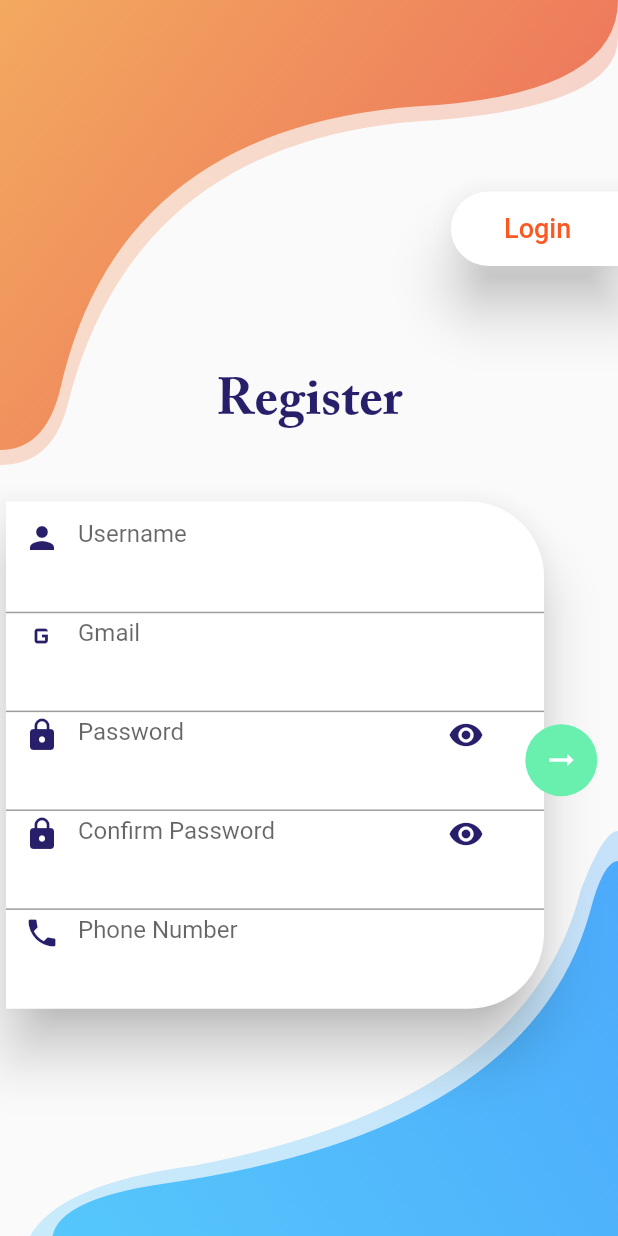
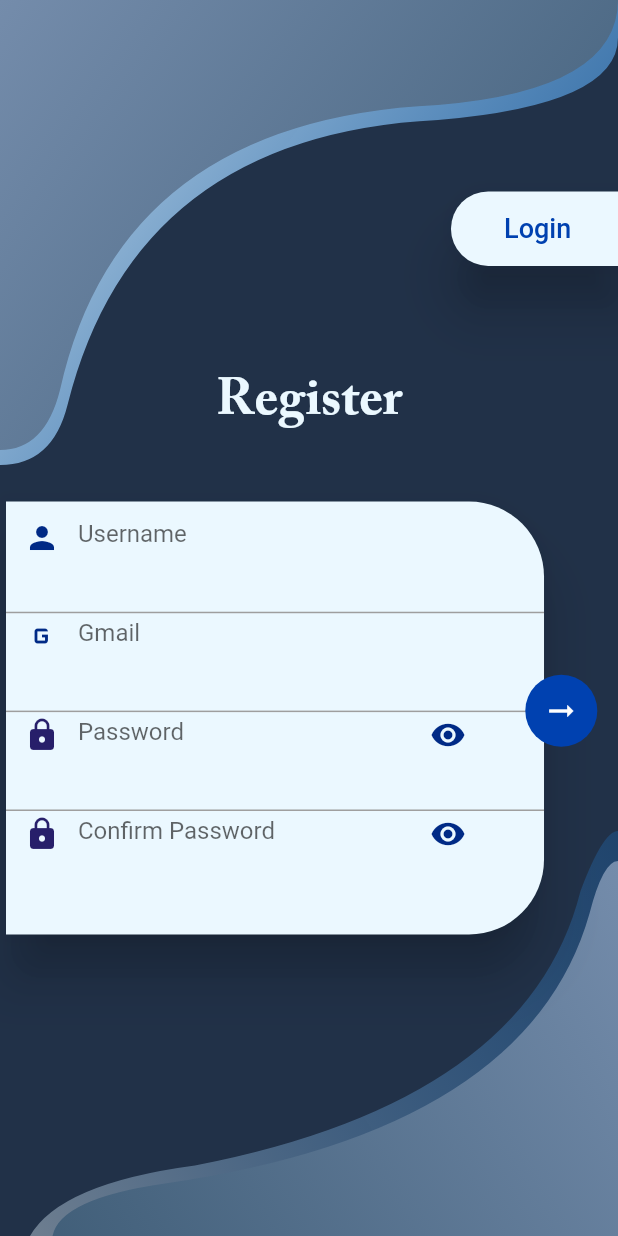
Before and after one commit to Salims97/project_1, a Flutter app: the screen it shows after launch, after a tap on the "arrow right alt" icon, after a tap on "Register", on a phone screen of 412 x 824 dp. Run offline on Flutter 3.47's test engine with Material 2 defaults, Android fonts, the phone set to English and light mode, and no system bars; our stand-ins replace flutter_riverpod, google_nav_bar, percent_indicator, readmore.

Commit message:
dont pull it at the moment

```diff
--- /dev/null
+++ b/lib/models/color.dart
@@ -0,0 +1,30 @@
+import 'package:flutter/material.dart';
+
+class AppColors {
+  //in dark minimum number means the darkest color
+  //in white minimum number means the lightesr coalor
+  static const darkBackground = Color.fromARGB(250, 29, 45, 68);
+  static const lightBackground = Color.fromARGB(255, 233, 235, 238);
+
+  static const darkBlue1 = Color.fromARGB(255, 0, 20, 74);
+  static const darkBlue2 = Color.fromARGB(255, 0, 42, 134);
+  static const darkBlue3 = Color.fromARGB(255, 0, 65, 176);
+  static const darkBlue4 = Color.fromARGB(255, 0, 88, 210);
+  static const darkBlue5 = Color.fromARGB(255, 0, 113, 242);
+  static const darkBlue6 = Color.fromARGB(255, 27, 145, 255);
+  static const darkBlue7 = Color.fromARGB(255, 77, 178, 255);
+  static const darkBlue8 = Color.fromARGB(255, 137, 210, 255);
+  static const darkBlue9 = Color.fromARGB(255, 235, 248, 255);
+
+  static const lightBlue1 = Color.fromARGB(255, 235, 248, 255);
+  static const lightBlue2 = Color.fromARGB(255, 137, 210, 255);
+  static const lightBlue3 = Color.fromARGB(255, 77, 178, 255);
+  static const lightBlue4 = Color.fromARGB(255, 27, 145, 255);
+  static const lightBlue5 = Color.fromARGB(255, 0, 113, 242);
+  static const lightBlue6 = Color.fromARGB(255, 0, 88, 210);
+  static const lightBlue7 = Color.fromARGB(255, 0, 65, 176);
+  static const lightBlue8 = Color.fromARGB(255, 0, 42, 134);
+  static const lightBlue9 = Color.fromARGB(255, 0, 20, 74);
+
+  static const cutecolor = Color.fromARGB(255, 100, 237, 210);
+}
--- /dev/null
+++ b/lib/models/null.dart
@@ -0,0 +1,37 @@
+/*
+light:
+1- left:
+                AppColors.darkBlue1,
+                AppColors.darkBlue8,
+2- left shadow:
+                Color.fromRGBO(0, 42, 134, 0.3),
+                Color.fromRGBO(137, 210, 255, 0.3),
+3- right:
+                AppColors.darkBlue8,
+                AppColors.darkBlue1,
+4- right shadow:
+                Color.fromRGBO(137, 210, 255, 0.5),
+                Color.fromRGBO(0, 42, 134, 0.5),
+
+
+
+dark:
+1- left:
+                Color.fromRGBO(116, 140, 171, 1),
+                Color.fromRGBO(62, 92, 118, 1),
+2- left shadow:
+                Color.fromRGBO(235, 248, 255, 0.9),
+                Color.fromRGBO(27, 145, 255, 0.4),
+3- right:
+                Color.fromRGBO(62, 92, 118, 1),
+                Color.fromRGBO(116, 140, 171, 1),
+4- right shadow:
+                Color.fromRGBO(235, 248, 255, 0.4),
+                Color.fromRGBO(27, 145, 255, 0.2),
+
+
+
+
+
+
+ */
--- a/lib/screen/login.dart
+++ b/lib/screen/login.dart
@@ -1,6 +1,8 @@
 import 'package:flutter/material.dart';
+import 'package:flutter/services.dart';
 import 'package:flutter_riverpod/flutter_riverpod.dart';
 import 'package:project_1/controls/login-api.dart';
+import 'package:project_1/models/color.dart';
 import 'package:project_1/widgets/curved-left-shadow.dart';
 import 'package:project_1/widgets/curved-left.dart';
 import 'package:project_1/widgets/curved-right-shadow.dart';
@@ -20,6 +22,7 @@ class LoginPage extends ConsumerWidget {
   Widget build(BuildContext context, WidgetRef ref) {
     var visible = ref.watch(passwordState);
     return Scaffold(
+      backgroundColor: AppColors.darkBackground,
       appBar: null,
       body: SingleChildScrollView(
         child: Form(
@@ -43,7 +46,7 @@ class LoginPage extends ConsumerWidget {
                       child: Text(
                         'Login',
                         style: TextStyle(
-                          color: Color.fromARGB(255, 39, 31, 106),
+                          color: AppColors.darkBlue9,
                           fontFamily: 'Adobe',
                           fontSize: 35,
                         ),
@@ -61,6 +64,7 @@ class LoginPage extends ConsumerWidget {
                             padding: EdgeInsets.only(
                                 right: MediaQuery.of(context).size.width * 0.1),
                             child: Card(
+                              color: AppColors.darkBlue9,
                               elevation: 16,
                               shape: const RoundedRectangleBorder(
                                 borderRadius: BorderRadius.only(
@@ -101,12 +105,12 @@ class LoginPage extends ConsumerWidget {
                                         hintText: 'Password',
                                         prefixIcon: const Icon(
                                           Icons.lock,
-                                          color:
-                                              Color.fromARGB(255, 39, 31, 106),
+                                          color: AppColors.darkBlue2,
                                         ),
-                                        suffixIcon: IconButton(
-                                            padding: const EdgeInsets.only(
-                                                right: 40),
+                                        suffixIcon: Padding(
+                                          padding:
+                                              const EdgeInsets.only(right: 40),
+                                          child: IconButton(
                                               onPressed: () {
                                                 var visible = ref.watch(
                                                     passwordState.notifier);
@@ -118,10 +122,10 @@ class LoginPage extends ConsumerWidget {
                                                     ? Icons.visibility
                                                     : Icons.visibility_off,
                                                 color: visible
-                                                  ? const Color.fromARGB(
-                                                      255, 39, 31, 106)
-                                                  : Colors.grey,
+                                                    ? AppColors.darkBlue2
+                                                    : AppColors.darkBlue2,
                                               )),
+                                        ),
                                       ),
                                       controller: password,
                                       obscureText: !visible,
@@ -143,7 +147,7 @@ class LoginPage extends ConsumerWidget {
                           top: MediaQuery.of(context).size.height * 0.07,
                           child: Container(
                             decoration: const BoxDecoration(
-                              color: Colors.greenAccent,
+                              color: AppColors.darkBlue3,
                               shape: BoxShape.circle,
                             ),
                             child: IconButton(
@@ -173,9 +177,9 @@ class LoginPage extends ConsumerWidget {
                         onPressed: () {
                           print('blaaa');
                         },
-                        child: Text(
+                        child: const Text(
                           'Forgot ?',
-                          style: TextStyle(color: Colors.grey[400]),
+                          style: TextStyle(color: AppColors.darkBlue9),
                         ),
                       ),
                     ),
@@ -186,6 +190,7 @@ class LoginPage extends ConsumerWidget {
                       height: MediaQuery.of(context).size.height * 0.07,
                       width: MediaQuery.of(context).size.width * 0.3,
                       child: Card(
+                        color: AppColors.darkBlue9,
                         elevation: 16,
                         shape: const RoundedRectangleBorder(
                           borderRadius: BorderRadius.only(
@@ -200,7 +205,7 @@ class LoginPage extends ConsumerWidget {
                           child: const Text(
                             'Register',
                             style: TextStyle(
-                                fontSize: 18, color: Colors.deepOrange),
+                                fontSize: 18, color: AppColors.darkBlue3),
                           ),
                         ),
                       ),
--- a/lib/screen/register.dart
+++ b/lib/screen/register.dart
@@ -1,6 +1,7 @@
 import 'package:flutter/material.dart';
 import 'package:flutter_riverpod/flutter_riverpod.dart';
 import 'package:project_1/controls/login-api.dart';
+import 'package:project_1/models/color.dart';
 import 'package:project_1/widgets/curved-left-shadow.dart';
 import 'package:project_1/widgets/curved-left.dart';
 import 'package:project_1/widgets/curved-right-shadow.dart';
@@ -26,6 +27,7 @@ class RegisterPage extends ConsumerWidget {
     var visible = ref.watch(passwordState);
     var visible1 = ref.watch(passwordState1);
     return Scaffold(
+      backgroundColor: AppColors.darkBackground,
       body: SingleChildScrollView(
         child: Form(
           key: formKey,
@@ -45,6 +47,7 @@ class RegisterPage extends ConsumerWidget {
                     height: MediaQuery.of(context).size.height * 0.07,
                     width: MediaQuery.of(context).size.width * 0.3,
                     child: Card(
+                      color: AppColors.darkBlue9,
                       elevation: 16,
                       shape: const RoundedRectangleBorder(
                         borderRadius: BorderRadius.only(
@@ -58,8 +61,8 @@ class RegisterPage extends ConsumerWidget {
                         },
                         child: const Text(
                           'Login',
-                          style:
-                              TextStyle(fontSize: 18, color: Colors.deepOrange),
+                          style: TextStyle(
+                              fontSize: 18, color: AppColors.darkBlue3),
                         ),
                       ),
                     ),
@@ -74,7 +77,7 @@ class RegisterPage extends ConsumerWidget {
                       child: Text(
                         'Register',
                         style: TextStyle(
-                          color: Color.fromARGB(255, 39, 31, 106),
+                          color: AppColors.darkBlue9,
                           fontFamily: 'Adobe',
                           fontSize: 35,
                         ),
@@ -88,13 +91,14 @@ class RegisterPage extends ConsumerWidget {
                       child: Stack(
                         children: [
                           SizedBox(
-                            height: MediaQuery.of(context).size.height * 0.42,
+                            height: MediaQuery.of(context).size.height * 0.36,
                             width: double.infinity,
                             child: Padding(
                               padding: EdgeInsets.only(
                                   right:
                                       MediaQuery.of(context).size.width * 0.11),
                               child: Card(
+                                color: AppColors.darkBlue9,
                                 elevation: 16,
                                 shape: const RoundedRectangleBorder(
                                   borderRadius: BorderRadius.only(
@@ -166,9 +170,11 @@ class RegisterPage extends ConsumerWidget {
                                             color: Color.fromARGB(
                                                 255, 39, 31, 106),
                                           ),
-                                          suffixIcon: IconButton(
+                                          suffixIcon: Padding(
                                                  padding: const EdgeInsets.only(
                                                   right: 40),
+                                            child: IconButton(
+
                                                 onPressed: () {
                                                   var visible = ref.watch(
                                                       passwordState.notifier);
@@ -180,10 +186,10 @@ class RegisterPage extends ConsumerWidget {
                                                       ? Icons.visibility
                                                       : Icons.visibility_off,
                                                   color: visible
-                                                    ? const Color.fromARGB(
-                                                        255, 39, 31, 106)
-                                                    : Colors.grey,
+                                                      ? AppColors.darkBlue2
+                                                      : AppColors.darkBlue2,
                                                 )),
+                                          ),
                                         ),
                                         controller: password,
                                         obscureText: !visible,
@@ -225,9 +231,11 @@ class RegisterPage extends ConsumerWidget {
                                             color: Color.fromARGB(
                                                 255, 39, 31, 106),
                                           ),
-                                          suffixIcon: IconButton(
+                                          suffixIcon: Padding(
                                          padding: const EdgeInsets.only(
                                                 right: 40),
+                                            child: IconButton(
+
                                               onPressed: () {
                                                 var visible1 = ref.watch(
                                                     passwordState1.notifier);
@@ -239,45 +247,23 @@ class RegisterPage extends ConsumerWidget {
                                                     ? Icons.visibility
                                                     : Icons.visibility_off,
                                                 color: visible1
-                                                  ? const Color.fromARGB(
-                                                      255, 39, 31, 106)
-                                                  : Colors.grey,
+                                                    ? AppColors.darkBlue2
+                                                    : AppColors.darkBlue2,
+                                              ),
                                             ),
                                           ),
                                         ),
                                         controller: confirmPassword,
                                         obscureText: !visible1,
                                         validator: (value) {
-                                          if (value == null || value.isEmpty || password.text != confirmPassword.text) {
+                                          if (value == null ||
+                                              value.isEmpty ||
+                                              password.text !=
+                                                  confirmPassword.text) {
                                             return "please enter right Password";
                                           }
                                           return null;
                                         },
-                                      ),
-                                    ),
-                                    Padding(
-                                      padding: EdgeInsets.only(
-                                        top:
-                                            MediaQuery.of(context).size.height *
-                                                0.32,
-                                      ),
-                                      child: const Divider(
-                                        color: Colors.grey,
-                                        thickness: 1,
-                                      ),
-                                    ),
-                                    Padding(
-                                      padding: EdgeInsets.only(
-                                        top:
-                                            MediaQuery.of(context).size.height *
-                                                0.32,
-                                      ),
-                                      child: Texts(
-                                        type: TextInputType.phone,
-                                        hintText: 'Phone Number',
-                                        icon: Icons.phone,
-                                        x: phoneNumber,
-                                        msg: 'Phone Number',
                                       ),
                                     ),
                                   ],
@@ -287,17 +273,22 @@ class RegisterPage extends ConsumerWidget {
                           ),
                           Positioned(
                             left: MediaQuery.of(context).size.width * 0.85,
-                            top: MediaQuery.of(context).size.height * 0.185,
+                            top: MediaQuery.of(context).size.height * 0.145,
                             child: Container(
                               decoration: const BoxDecoration(
-                                color: Colors.greenAccent,
+                                color: AppColors.darkBlue3,
                                 shape: BoxShape.circle,
                               ),
                               child: IconButton(
-                                onPressed: ()async {
+                                onPressed: () async {
                                   if (formKey.currentState!.validate()) {
-                                    if(await RegisterApi.registerAuth(userName.text, gmail.text, password.text, phoneNumber.text)){
-                                       Navigator.of(context).pushReplacementNamed('/home');
+                                    if (await RegisterApi.registerAuth(
+                                        userName.text,
+                                        gmail.text,
+                                        password.text,
+                                        phoneNumber.text)) {
+                                      Navigator.of(context)
+                                          .pushReplacementNamed('/home');
                                     }
                                   }
                                 },
--- a/lib/widgets/curved-left-shadow.dart
+++ b/lib/widgets/curved-left-shadow.dart
@@ -1,4 +1,5 @@
 import 'package:flutter/material.dart';
+import 'package:project_1/models/color.dart';
 
 class CurvedLeftShadow extends StatelessWidget {
   @override
@@ -11,13 +12,13 @@ class CurvedLeftShadow extends StatelessWidget {
         child: Container(
           height: 320.0,
           width: size.width,
-          decoration: BoxDecoration(
+          decoration: const BoxDecoration(
             gradient: LinearGradient(
               begin: Alignment.topLeft,
               end: Alignment.bottomRight,
               colors: [
-                Color.fromRGBO(243, 169, 95, 0.3),
-                Color.fromRGBO(235, 101, 91, 0.3)
+            Color.fromRGBO(235, 248, 255, 0.9),
+                Color.fromRGBO(27, 145, 255, 0.4),
               ],
             ),
           ),
--- a/lib/widgets/curved-left.dart
+++ b/lib/widgets/curved-left.dart
@@ -1,4 +1,5 @@
 import 'package:flutter/material.dart';
+import 'package:project_1/models/color.dart';
 
 class CurvedLeft extends StatelessWidget {
   @override
@@ -10,13 +11,13 @@ class CurvedLeft extends StatelessWidget {
         child: Container(
           height: 300.0,
           width: size.width,
-          decoration:const BoxDecoration(
+          decoration: const BoxDecoration(
             gradient: LinearGradient(
               begin: Alignment.topLeft,
               end: Alignment.bottomRight,
               colors: [
-                Color.fromRGBO(243, 169, 95, 1.0),
-                Color.fromRGBO(235, 101, 91, 1.0)
+              Color.fromRGBO(116, 140, 171, 1),
+                Color.fromRGBO(62, 92, 118, 1),
               ],
             ),
           ),
--- a/lib/widgets/curved-right-shadow.dart
+++ b/lib/widgets/curved-right-shadow.dart
@@ -1,4 +1,5 @@
 import 'package:flutter/material.dart';
+import 'package:project_1/models/color.dart';
 
 class CurvedRightShadow extends StatelessWidget {
   @override
@@ -11,13 +12,13 @@ class CurvedRightShadow extends StatelessWidget {
         child: Container(
           height: 270.0,
           width: size.width,
-          decoration: BoxDecoration(
+          decoration: const BoxDecoration(
             gradient: LinearGradient(
               begin: Alignment.bottomLeft,
               end: Alignment.topRight,
               colors: [
-                Color.fromRGBO(86, 201, 251, 0.3),
-                Color.fromRGBO(76, 170, 251, 0.3)
+                  Color.fromRGBO(235, 248, 255, 0.4),
+                Color.fromRGBO(27, 145, 255, 0.2),
               ],
             ),
           ),
--- a/lib/widgets/curved-right.dart
+++ b/lib/widgets/curved-right.dart
@@ -1,4 +1,5 @@
 import 'package:flutter/material.dart';
+import 'package:project_1/models/color.dart';
 
 class CurvedRight extends StatelessWidget {
   @override
@@ -16,8 +17,8 @@ class CurvedRight extends StatelessWidget {
               begin: Alignment.bottomLeft,
               end: Alignment.topRight,
               colors: [
-                Color.fromRGBO(86, 201, 251, 1.0),
-                Color.fromRGBO(76, 170, 251, 1.0)
+                 Color.fromRGBO(62, 92, 118, 1),
+                Color.fromRGBO(116, 140, 171, 1),
               ],
             ),
           ),
--- a/lib/widgets/textfield.dart
+++ b/lib/widgets/textfield.dart
@@ -1,4 +1,5 @@
 import 'package:flutter/material.dart';
+import 'package:project_1/models/color.dart';
 
 class Texts extends StatelessWidget {
   final TextInputType type;
@@ -26,7 +27,7 @@ class Texts extends StatelessWidget {
         hintText: hintText,
         prefixIcon: Icon(
           icon,
-          color: const Color.fromARGB(255, 39, 31, 106),
+          color: AppColors.darkBlue2,
         ),
       ),
       controller: x,
```
Also changed, not shown: lib/screen/bottom_bar.dart (line endings or trailing spaces). Lines whose indentation alone changed are shown as unchanged.
